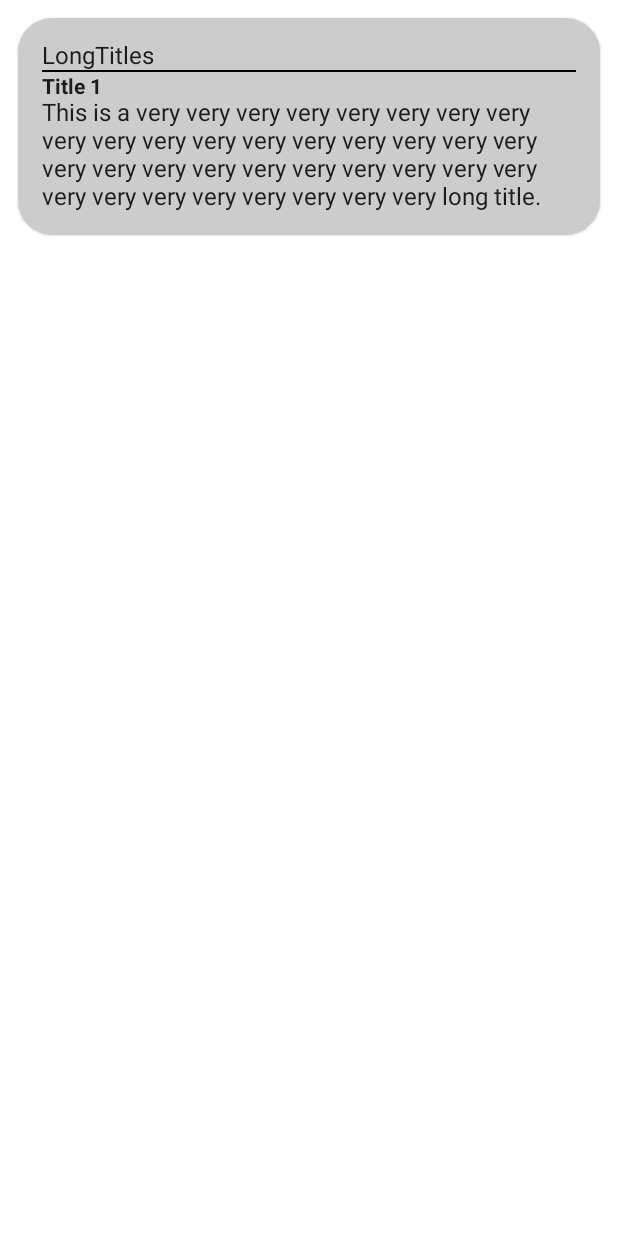
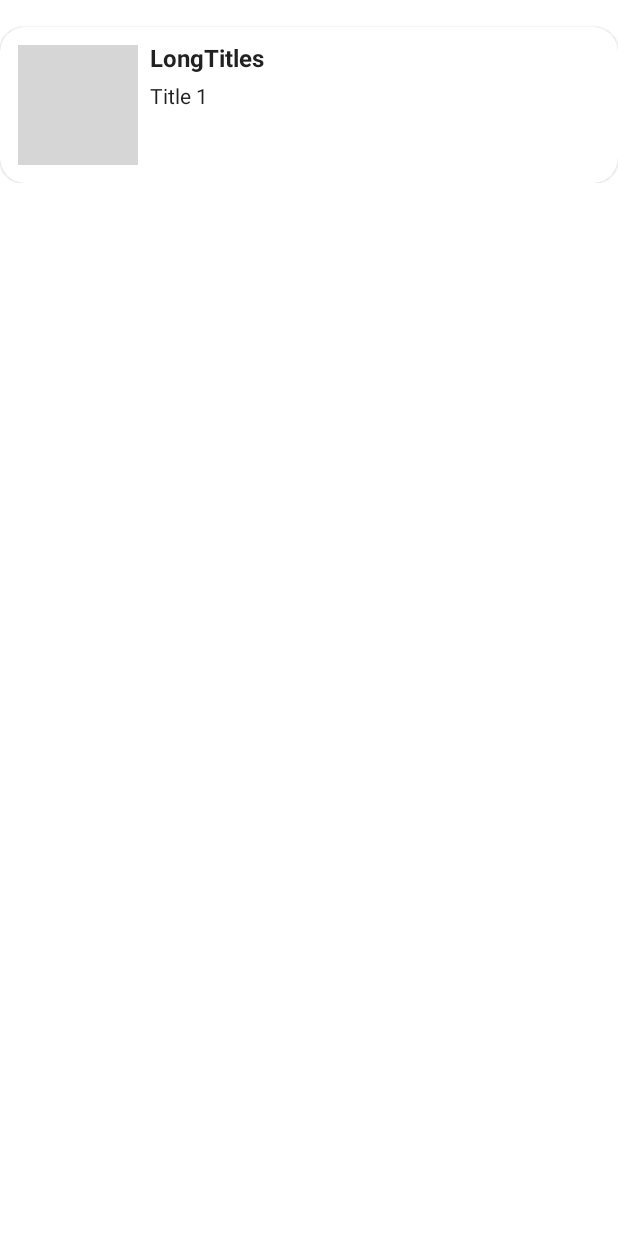
Before and after one commit to dranoer/rijksmuseum, an Android app built with Jetpack Compose: the @Preview function ArtItemPreview_LongTitles, on a phone screen of 412 x 824 dp. Run offline under Robolectric (Android 15) with nearby library versions, the phone set to English and light mode, and no system bars; pictures from the network do not load; grey boxes are pictures that could not be loaded.

```diff
--- a/app/build.gradle
+++ b/app/build.gradle
@@ -67,6 +67,7 @@ dependencies {
     debugImplementation 'androidx.compose.ui:ui-tooling'
     debugImplementation 'androidx.compose.ui:ui-test-manifest'
     implementation "com.google.accompanist:accompanist-swiperefresh:$accompanistVersion"
+    implementation "io.coil-kt:coil-compose:$coilVersion"
 
     // Navigation
     implementation "androidx.navigation:navigation-compose:$navigationVersion"
--- a/app/src/main/java/com/dranoer/rijksmuseum/ui/component/ArtItemView.kt
+++ b/app/src/main/java/com/dranoer/rijksmuseum/ui/component/ArtItemView.kt
@@ -1,21 +1,26 @@
 package com.dranoer.rijksmuseum.ui.component
 
+import androidx.compose.foundation.Image
 import androidx.compose.foundation.layout.Arrangement
 import androidx.compose.foundation.layout.Column
 import androidx.compose.foundation.layout.Row
+import androidx.compose.foundation.layout.Spacer
 import androidx.compose.foundation.layout.fillMaxWidth
+import androidx.compose.foundation.layout.height
 import androidx.compose.foundation.layout.padding
+import androidx.compose.foundation.layout.size
+import androidx.compose.foundation.layout.width
 import androidx.compose.foundation.shape.RoundedCornerShape
 import androidx.compose.material.Card
-import androidx.compose.material.Divider
 import androidx.compose.material.Text
 import androidx.compose.runtime.Composable
 import androidx.compose.ui.Modifier
-import androidx.compose.ui.graphics.Color
 import androidx.compose.ui.text.TextStyle
 import androidx.compose.ui.text.font.FontWeight
 import androidx.compose.ui.tooling.preview.Preview
 import androidx.compose.ui.unit.dp
+import androidx.compose.ui.unit.sp
+import coil.compose.rememberAsyncImagePainter
 import com.dranoer.rijksmuseum.ui.ArtGroup
 import com.dranoer.rijksmuseum.ui.ArtItem
 import com.dranoer.rijksmuseum.ui.theme.RijksmuseumTheme
@@ -26,26 +31,44 @@ fun ArtItem(artItems: ArtGroup) {
         Card(
             modifier = Modifier
                 .fillMaxWidth()
-                .padding(12.dp),
-            backgroundColor = Color.LightGray,
+                .padding(top = 18.dp),
             shape = RoundedCornerShape(16),
         ) {
             Row(
+                modifier = Modifier
+                    .padding(start = 12.dp, top = 12.dp, end = 10.dp, bottom = 12.dp)
+                    .fillMaxWidth(),
                 horizontalArrangement = Arrangement.Start,
-                modifier = Modifier
-                    .padding(16.dp)
-                    .fillMaxWidth(),
             ) {
-                Column {
-                    Text(text = artItems.author)
-                    Divider(
-                        color = Color.Black,
-                        thickness = 1.dp,
-                        modifier = Modifier.padding(bottom = 2.dp)
+                //region Image
+                Column(
+                    verticalArrangement = Arrangement.Center,
+                ) {
+                    Image(
+                        modifier = Modifier.size(80.dp),
+                        painter = rememberAsyncImagePainter(item.imageUrl),
+                        contentDescription = "Image url: ${item.imageUrl}",
                     )
-                    Text(text = item.title, style = TextStyle(fontWeight = FontWeight.Bold))
-                    Text(text = item.longTitle)
-                }
+                } //endregion
+                //region Spacer
+                Spacer(modifier = Modifier.width(8.dp)) //endregion
+                //region Info
+                Column(
+                    verticalArrangement = Arrangement.Center,
+                ) {
+                    //region Header
+                    Text(
+                        text = artItems.author,
+                        style = TextStyle(fontWeight = FontWeight.Bold, fontSize = 16.sp)
+                    ) //endregion
+                    //region Spacer
+                    Spacer(modifier = Modifier.height(8.dp)) //endregion
+                    //region Title
+                    Text(
+                        text = item.title,
+                        style = TextStyle(fontSize = 14.sp)
+                    ) //endregion
+                } //endregion
             }
         }
     }
--- a/app/src/main/java/com/dranoer/rijksmuseum/ui/component/OverviewItemView.kt
+++ b/app/src/main/java/com/dranoer/rijksmuseum/ui/component/OverviewItemView.kt
@@ -14,17 +14,19 @@ import com.dranoer.rijksmuseum.ui.theme.RijksmuseumTheme
 @Composable
 fun OverviewItem(artItems: List<ArtGroup>) {
     LazyColumn(
-        modifier = Modifier.padding(6.dp),
+        modifier = Modifier.padding(start = 20.dp, top = 2.dp, end = 20.dp, bottom = 24.dp),
     ) {
+        //region Items
         items(
             items = artItems,
             itemContent = { item ->
                 ArtItem(artItems = item)
             }
-        )
+        ) //endregion
     }
 }
 
+//region Preview
 @Preview
 @Composable
 private fun OverviewItemPreview_SingleGroup() {
--- a/app/src/main/java/com/dranoer/rijksmuseum/ui/screen/OverviewScreen.kt
+++ b/app/src/main/java/com/dranoer/rijksmuseum/ui/screen/OverviewScreen.kt
@@ -1,5 +1,6 @@
 package com.dranoer.rijksmuseum.ui.screen
 
+import androidx.compose.foundation.background
 import androidx.compose.foundation.layout.Arrangement
 import androidx.compose.foundation.layout.Box
 import androidx.compose.foundation.layout.Column
@@ -14,9 +15,9 @@ import androidx.compose.runtime.Composable
 import androidx.compose.runtime.collectAsState
 import androidx.compose.ui.Alignment
 import androidx.compose.ui.Modifier
+import androidx.compose.ui.res.colorResource
 import androidx.compose.ui.res.stringResource
 import androidx.compose.ui.tooling.preview.Preview
-import androidx.compose.ui.unit.dp
 import androidx.hilt.navigation.compose.hiltViewModel
 import com.dranoer.rijksmuseum.MainViewModel
 import com.dranoer.rijksmuseum.MainViewModel.UiState.Empty
@@ -52,8 +53,8 @@ fun OverviewScreen(
 
             is Success ->
                 LoadedScreen(
+                    modifier = Modifier.fillMaxSize(),
                     artGroups = state.data,
-                    modifier = Modifier.padding(horizontal = 4.dp),
                     viewModel = viewModel,
                 )
 
@@ -77,10 +78,11 @@ fun LoadedScreen(artGroups: List<ArtGroup>, modifier: Modifier, viewModel: MainV
         //region Content
         content = { padding ->
             Box(
-                contentAlignment = Alignment.Center,
                 modifier = modifier
                     .fillMaxSize()
                     .padding(padding)
+                    .background(color = colorResource(id = R.color.gray_50)),
+                contentAlignment = Alignment.Center,
             ) {
                 SwipeRefresh(
                     state = rememberSwipeRefreshState(isRefreshing = viewModel.isRefreshing.collectAsState().value),
--- a/app/src/main/res/values/colors.xml
+++ b/app/src/main/res/values/colors.xml
@@ -7,4 +7,5 @@
     <color name="teal_700">#FF018786</color>
     <color name="black">#FF000000</color>
     <color name="white">#FFFFFFFF</color>
+    <color name="gray_50">#FFFAFAFA</color>
 </resources>
--- a/build.gradle
+++ b/build.gradle
@@ -8,6 +8,7 @@ buildscript {
         composeVersion = '1.7.2'
         composeBomVersion = '2022.10.00'
         accompanistVersion = '0.20.0'
+        coilVersion = '2.2.2'
         navigationVersion = '2.6.0'
         hiltVersion = '1.0.0'
         daggerVersion = '2.46.1'
```
